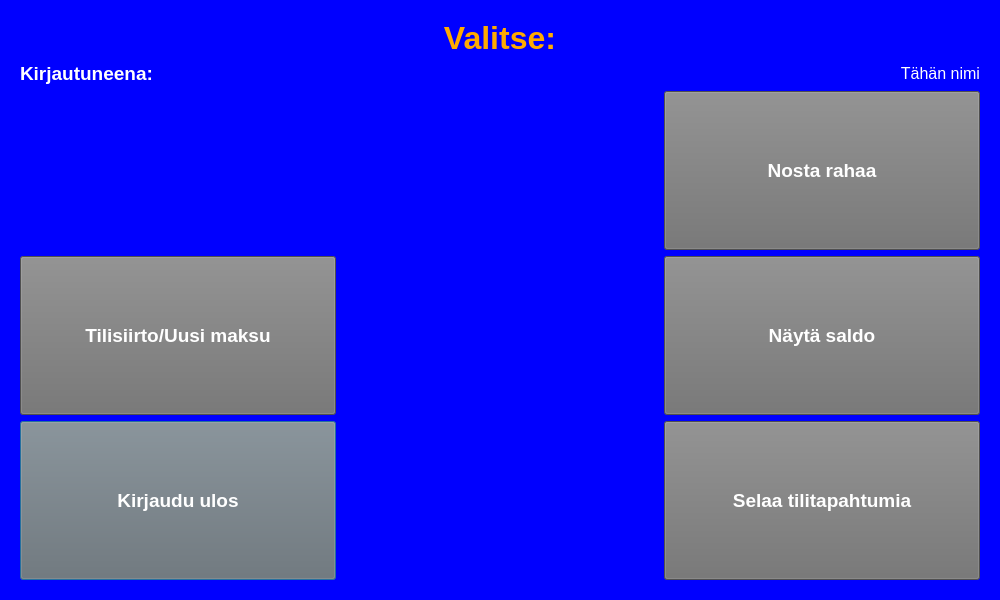
First picture: the form in BankEXE/mainmenu.ui, repository Akllu/BankSimul, before the edit.
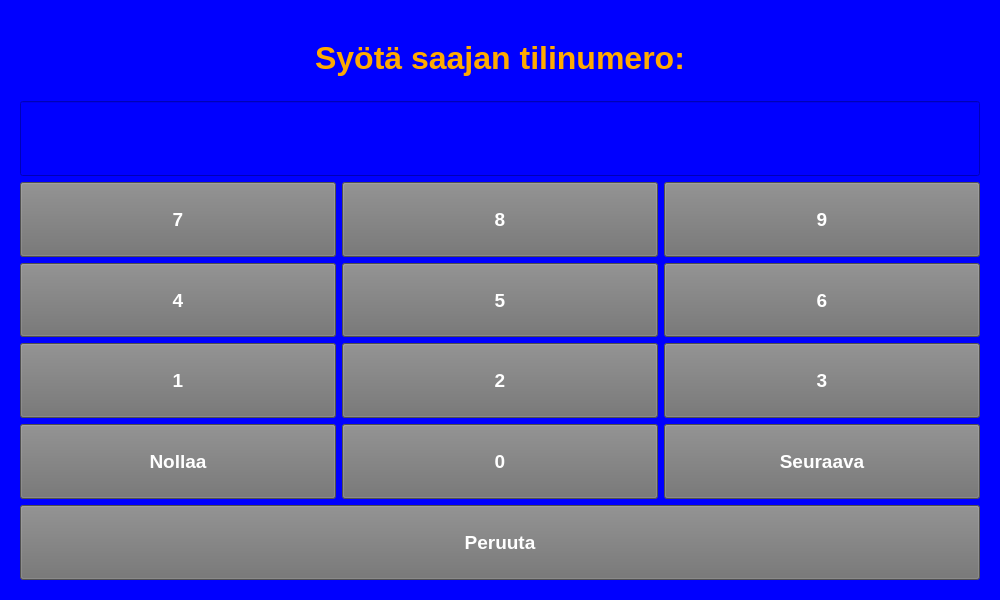
Second picture: the form after the edit. The open tabs and pages were chosen to show the change.

Patch:
```diff
--- a/BankEXE/mainmenu.ui
+++ b/BankEXE/mainmenu.ui
@@ -16,8 +16,8 @@
   <property name="styleSheet">
    <string notr="true">background-color: rgb(0, 0, 255);</string>
   </property>
-  <layout class="QVBoxLayout" name="verticalLayout_2">
-   <item>
+  <layout class="QGridLayout" name="gridLayout_3">
+   <item row="0" column="0">
     <widget class="QStackedWidget" name="stackedWidget">
      <property name="currentIndex">
       <number>0</number>
@@ -84,7 +84,7 @@
            </property>
            <property name="font">
             <font>
-             <pointsize>14</pointsize>
+             <pointsize>16</pointsize>
              <weight>75</weight>
              <bold>true</bold>
             </font>
@@ -154,7 +154,7 @@
           <widget class="QLabel" name="mainNameLabel">
            <property name="font">
             <font>
-             <pointsize>12</pointsize>
+             <pointsize>16</pointsize>
              <weight>50</weight>
              <bold>false</bold>
             </font>
@@ -214,7 +214,7 @@
 color: rgb(255, 255, 255);</string>
            </property>
            <property name="text">
-            <string>Tilisiirto/Uusi maksu</string>
+            <string>Tilisiirto</string>
            </property>
           </widget>
          </item>
@@ -2144,6 +2144,736 @@
        </item>
       </layout>
      </widget>
+     <widget class="QWidget" name="accountNumInsertPage">
+      <layout class="QGridLayout" name="gridLayout_4">
+       <item row="0" column="0" colspan="3">
+        <widget class="QLabel" name="accNumHeaderLabel">
+         <property name="font">
+          <font>
+           <pointsize>24</pointsize>
+           <weight>75</weight>
+           <bold>true</bold>
+          </font>
+         </property>
+         <property name="styleSheet">
+          <string notr="true">color: rgb(255, 170, 0);</string>
+         </property>
+         <property name="text">
+          <string>Syötä saajan tilinumero:</string>
+         </property>
+         <property name="alignment">
+          <set>Qt::AlignCenter</set>
+         </property>
+        </widget>
+       </item>
+       <item row="1" column="0" colspan="3">
+        <widget class="QLineEdit" name="accNumLineEdit">
+         <property name="sizePolicy">
+          <sizepolicy hsizetype="Preferred" vsizetype="Preferred">
+           <horstretch>0</horstretch>
+           <verstretch>0</verstretch>
+          </sizepolicy>
+         </property>
+         <property name="font">
+          <font>
+           <pointsize>22</pointsize>
+           <weight>75</weight>
+           <bold>true</bold>
+          </font>
+         </property>
+         <property name="styleSheet">
+          <string notr="true">color: rgb(255, 255, 255);</string>
+         </property>
+         <property name="maxLength">
+          <number>30</number>
+         </property>
+         <property name="echoMode">
+          <enum>QLineEdit::Normal</enum>
+         </property>
+         <property name="alignment">
+          <set>Qt::AlignCenter</set>
+         </property>
+        </widget>
+       </item>
+       <item row="2" column="0">
+        <widget class="QPushButton" name="accNumButton7">
+         <property name="sizePolicy">
+          <sizepolicy hsizetype="Preferred" vsizetype="Preferred">
+           <horstretch>0</horstretch>
+           <verstretch>0</verstretch>
+          </sizepolicy>
+         </property>
+         <property name="font">
+          <font>
+           <pointsize>14</pointsize>
+           <weight>75</weight>
+           <bold>true</bold>
+          </font>
+         </property>
+         <property name="styleSheet">
+          <string notr="true">background-color: rgb(112, 112, 112);
+color: rgb(255, 255, 255);</string>
+         </property>
+         <property name="text">
+          <string>7</string>
+         </property>
+        </widget>
+       </item>
+       <item row="2" column="1">
+        <widget class="QPushButton" name="accNumButton8">
+         <property name="sizePolicy">
+          <sizepolicy hsizetype="Preferred" vsizetype="Preferred">
+           <horstretch>0</horstretch>
+           <verstretch>0</verstretch>
+          </sizepolicy>
+         </property>
+         <property name="font">
+          <font>
+           <pointsize>14</pointsize>
+           <weight>75</weight>
+           <bold>true</bold>
+          </font>
+         </property>
+         <property name="styleSheet">
+          <string notr="true">background-color: rgb(112, 112, 112);
+color: rgb(255, 255, 255);</string>
+         </property>
+         <property name="text">
+          <string>8</string>
+         </property>
+        </widget>
+       </item>
+       <item row="2" column="2">
+        <widget class="QPushButton" name="accNumButton9">
+         <property name="sizePolicy">
+          <sizepolicy hsizetype="Preferred" vsizetype="Preferred">
+           <horstretch>0</horstretch>
+           <verstretch>0</verstretch>
+          </sizepolicy>
+         </property>
+         <property name="font">
+          <font>
+           <pointsize>14</pointsize>
+           <weight>75</weight>
+           <bold>true</bold>
+          </font>
+         </property>
+         <property name="styleSheet">
+          <string notr="true">background-color: rgb(112, 112, 112);
+color: rgb(255, 255, 255);</string>
+         </property>
+         <property name="text">
+          <string>9</string>
+         </property>
+        </widget>
+       </item>
+       <item row="3" column="0">
+        <widget class="QPushButton" name="accNumButton4">
+         <property name="sizePolicy">
+          <sizepolicy hsizetype="Preferred" vsizetype="Preferred">
+           <horstretch>0</horstretch>
+           <verstretch>0</verstretch>
+          </sizepolicy>
+         </property>
+         <property name="font">
+          <font>
+           <pointsize>14</pointsize>
+           <weight>75</weight>
+           <bold>true</bold>
+          </font>
+         </property>
+         <property name="styleSheet">
+          <string notr="true">background-color: rgb(112, 112, 112);
+color: rgb(255, 255, 255);</string>
+         </property>
+         <property name="text">
+          <string>4</string>
+         </property>
+        </widget>
+       </item>
+       <item row="3" column="1">
+        <widget class="QPushButton" name="accNumButton5">
+         <property name="sizePolicy">
+          <sizepolicy hsizetype="Preferred" vsizetype="Preferred">
+           <horstretch>0</horstretch>
+           <verstretch>0</verstretch>
+          </sizepolicy>
+         </property>
+         <property name="font">
+          <font>
+           <pointsize>14</pointsize>
+           <weight>75</weight>
+           <bold>true</bold>
+          </font>
+         </property>
+         <property name="styleSheet">
+          <string notr="true">background-color: rgb(112, 112, 112);
+color: rgb(255, 255, 255);</string>
+         </property>
+         <property name="text">
+          <string>5</string>
+         </property>
+        </widget>
+       </item>
+       <item row="3" column="2">
+        <widget class="QPushButton" name="accNumButton6">
+         <property name="sizePolicy">
+          <sizepolicy hsizetype="Preferred" vsizetype="Preferred">
+           <horstretch>0</horstretch>
+           <verstretch>0</verstretch>
+          </sizepolicy>
+         </property>
+         <property name="font">
+          <font>
+           <pointsize>14</pointsize>
+           <weight>75</weight>
+           <bold>true</bold>
+          </font>
+         </property>
+         <property name="styleSheet">
+          <string notr="true">background-color: rgb(112, 112, 112);
+color: rgb(255, 255, 255);</string>
+         </property>
+         <property name="text">
+          <string>6</string>
+         </property>
+        </widget>
+       </item>
+       <item row="4" column="0">
+        <widget class="QPushButton" name="accNumButton1">
+         <property name="sizePolicy">
+          <sizepolicy hsizetype="Preferred" vsizetype="Preferred">
+           <horstretch>0</horstretch>
+           <verstretch>0</verstretch>
+          </sizepolicy>
+         </property>
+         <property name="font">
+          <font>
+           <pointsize>14</pointsize>
+           <weight>75</weight>
+           <bold>true</bold>
+          </font>
+         </property>
+         <property name="styleSheet">
+          <string notr="true">background-color: rgb(112, 112, 112);
+color: rgb(255, 255, 255);</string>
+         </property>
+         <property name="text">
+          <string>1</string>
+         </property>
+        </widget>
+       </item>
+       <item row="4" column="1">
+        <widget class="QPushButton" name="accNumButton2">
+         <property name="sizePolicy">
+          <sizepolicy hsizetype="Preferred" vsizetype="Preferred">
+           <horstretch>0</horstretch>
+           <verstretch>0</verstretch>
+          </sizepolicy>
+         </property>
+         <property name="font">
+          <font>
+           <pointsize>14</pointsize>
+           <weight>75</weight>
+           <bold>true</bold>
+          </font>
+         </property>
+         <property name="styleSheet">
+          <string notr="true">background-color: rgb(112, 112, 112);
+color: rgb(255, 255, 255);</string>
+         </property>
+         <property name="text">
+          <string>2</string>
+         </property>
+        </widget>
+       </item>
+       <item row="4" column="2">
+        <widget class="QPushButton" name="accNumButton3">
+         <property name="sizePolicy">
+          <sizepolicy hsizetype="Preferred" vsizetype="Preferred">
+           <horstretch>0</horstretch>
+           <verstretch>0</verstretch>
+          </sizepolicy>
+         </property>
+         <property name="font">
+          <font>
+           <pointsize>14</pointsize>
+           <weight>75</weight>
+           <bold>true</bold>
+          </font>
+         </property>
+         <property name="styleSheet">
+          <string notr="true">background-color: rgb(112, 112, 112);
+color: rgb(255, 255, 255);</string>
+         </property>
+         <property name="text">
+          <string>3</string>
+         </property>
+        </widget>
+       </item>
+       <item row="5" column="0">
+        <widget class="QPushButton" name="accNumClearButton">
+         <property name="sizePolicy">
+          <sizepolicy hsizetype="Preferred" vsizetype="Preferred">
+           <horstretch>0</horstretch>
+           <verstretch>0</verstretch>
+          </sizepolicy>
+         </property>
+         <property name="font">
+          <font>
+           <pointsize>14</pointsize>
+           <weight>75</weight>
+           <bold>true</bold>
+          </font>
+         </property>
+         <property name="styleSheet">
+          <string notr="true">background-color: rgb(112, 112, 112);
+color: rgb(255, 255, 255);</string>
+         </property>
+         <property name="text">
+          <string>Nollaa</string>
+         </property>
+        </widget>
+       </item>
+       <item row="5" column="1">
+        <widget class="QPushButton" name="accNumButton0">
+         <property name="sizePolicy">
+          <sizepolicy hsizetype="Preferred" vsizetype="Preferred">
+           <horstretch>0</horstretch>
+           <verstretch>0</verstretch>
+          </sizepolicy>
+         </property>
+         <property name="font">
+          <font>
+           <pointsize>14</pointsize>
+           <weight>75</weight>
+           <bold>true</bold>
+          </font>
+         </property>
+         <property name="styleSheet">
+          <string notr="true">background-color: rgb(112, 112, 112);
+color: rgb(255, 255, 255);</string>
+         </property>
+         <property name="text">
+          <string>0</string>
+         </property>
+        </widget>
+       </item>
+       <item row="5" column="2">
+        <widget class="QPushButton" name="accNumNextButton">
+         <property name="sizePolicy">
+          <sizepolicy hsizetype="Preferred" vsizetype="Preferred">
+           <horstretch>0</horstretch>
+           <verstretch>0</verstretch>
+          </sizepolicy>
+         </property>
+         <property name="font">
+          <font>
+           <pointsize>14</pointsize>
+           <weight>75</weight>
+           <bold>true</bold>
+          </font>
+         </property>
+         <property name="styleSheet">
+          <string notr="true">background-color: rgb(112, 112, 112);
+color: rgb(255, 255, 255);</string>
+         </property>
+         <property name="text">
+          <string>Seuraava</string>
+         </property>
+        </widget>
+       </item>
+       <item row="6" column="0" colspan="3">
+        <widget class="QPushButton" name="accNumCancelButton">
+         <property name="sizePolicy">
+          <sizepolicy hsizetype="Preferred" vsizetype="Preferred">
+           <horstretch>0</horstretch>
+           <verstretch>0</verstretch>
+          </sizepolicy>
+         </property>
+         <property name="font">
+          <font>
+           <pointsize>14</pointsize>
+           <weight>75</weight>
+           <bold>true</bold>
+          </font>
+         </property>
+         <property name="styleSheet">
+          <string notr="true">background-color: rgb(112, 112, 112);
+color: rgb(255, 255, 255);</string>
+         </property>
+         <property name="text">
+          <string>Peruuta</string>
+         </property>
+        </widget>
+       </item>
+      </layout>
+     </widget>
+     <widget class="QWidget" name="amountInsertPage">
+      <layout class="QGridLayout" name="gridLayout_2">
+       <item row="0" column="0" colspan="3">
+        <widget class="QLabel" name="amountInsertHeaderLabel">
+         <property name="font">
+          <font>
+           <pointsize>24</pointsize>
+           <weight>75</weight>
+           <bold>true</bold>
+          </font>
+         </property>
+         <property name="styleSheet">
+          <string notr="true">color: rgb(255, 170, 0);</string>
+         </property>
+         <property name="text">
+          <string>Syötä siirrettävä summa:</string>
+         </property>
+         <property name="alignment">
+          <set>Qt::AlignCenter</set>
+         </property>
+        </widget>
+       </item>
+       <item row="1" column="0" colspan="3">
+        <widget class="QLineEdit" name="amountInsertLineEdit">
+         <property name="sizePolicy">
+          <sizepolicy hsizetype="Preferred" vsizetype="Preferred">
+           <horstretch>0</horstretch>
+           <verstretch>0</verstretch>
+          </sizepolicy>
+         </property>
+         <property name="font">
+          <font>
+           <pointsize>22</pointsize>
+           <weight>75</weight>
+           <bold>true</bold>
+          </font>
+         </property>
+         <property name="styleSheet">
+          <string notr="true">color: rgb(255, 255, 255);</string>
+         </property>
+         <property name="maxLength">
+          <number>4</number>
+         </property>
+         <property name="echoMode">
+          <enum>QLineEdit::Password</enum>
+         </property>
+         <property name="alignment">
+          <set>Qt::AlignCenter</set>
+         </property>
+        </widget>
+       </item>
+       <item row="2" column="0">
+        <widget class="QPushButton" name="amountInsertButton7">
+         <property name="sizePolicy">
+          <sizepolicy hsizetype="Preferred" vsizetype="Preferred">
+           <horstretch>0</horstretch>
+           <verstretch>0</verstretch>
+          </sizepolicy>
+         </property>
+         <property name="font">
+          <font>
+           <pointsize>14</pointsize>
+           <weight>75</weight>
+           <bold>true</bold>
+          </font>
+         </property>
+         <property name="styleSheet">
+          <string notr="true">background-color: rgb(112, 112, 112);
+color: rgb(255, 255, 255);</string>
+         </property>
+         <property name="text">
+          <string>7</string>
+         </property>
+        </widget>
+       </item>
+       <item row="2" column="1">
+        <widget class="QPushButton" name="amountInsertButton8">
+         <property name="sizePolicy">
+          <sizepolicy hsizetype="Preferred" vsizetype="Preferred">
+           <horstretch>0</horstretch>
+           <verstretch>0</verstretch>
+          </sizepolicy>
+         </property>
+         <property name="font">
+          <font>
+           <pointsize>14</pointsize>
+           <weight>75</weight>
+           <bold>true</bold>
+          </font>
+         </property>
+         <property name="styleSheet">
+          <string notr="true">background-color: rgb(112, 112, 112);
+color: rgb(255, 255, 255);</string>
+         </property>
+         <property name="text">
+          <string>8</string>
+         </property>
+        </widget>
+       </item>
+       <item row="2" column="2">
+        <widget class="QPushButton" name="amountInsertButton9">
+         <property name="sizePolicy">
+          <sizepolicy hsizetype="Preferred" vsizetype="Preferred">
+           <horstretch>0</horstretch>
+           <verstretch>0</verstretch>
+          </sizepolicy>
+         </property>
+         <property name="font">
+          <font>
+           <pointsize>14</pointsize>
+           <weight>75</weight>
+           <bold>true</bold>
+          </font>
+         </property>
+         <property name="styleSheet">
+          <string notr="true">background-color: rgb(112, 112, 112);
+color: rgb(255, 255, 255);</string>
+         </property>
+         <property name="text">
+          <string>9</string>
+         </property>
+        </widget>
+       </item>
+       <item row="3" column="0">
+        <widget class="QPushButton" name="amountInsertButton4">
+         <property name="sizePolicy">
+          <sizepolicy hsizetype="Preferred" vsizetype="Preferred">
+           <horstretch>0</horstretch>
+           <verstretch>0</verstretch>
+          </sizepolicy>
+         </property>
+         <property name="font">
+          <font>
+           <pointsize>14</pointsize>
+           <weight>75</weight>
+           <bold>true</bold>
+          </font>
+         </property>
+         <property name="styleSheet">
+          <string notr="true">background-color: rgb(112, 112, 112);
+color: rgb(255, 255, 255);</string>
+         </property>
+         <property name="text">
+          <string>4</string>
+         </property>
+        </widget>
+       </item>
+       <item row="3" column="1">
+        <widget class="QPushButton" name="amountInsertButton5">
+         <property name="sizePolicy">
+          <sizepolicy hsizetype="Preferred" vsizetype="Preferred">
+           <horstretch>0</horstretch>
+           <verstretch>0</verstretch>
+          </sizepolicy>
+         </property>
+         <property name="font">
+          <font>
+           <pointsize>14</pointsize>
+           <weight>75</weight>
+           <bold>true</bold>
+          </font>
+         </property>
+         <property name="styleSheet">
+          <string notr="true">background-color: rgb(112, 112, 112);
+color: rgb(255, 255, 255);</string>
+         </property>
+         <property name="text">
+          <string>5</string>
+         </property>
+        </widget>
+       </item>
+       <item row="3" column="2">
+        <widget class="QPushButton" name="amountInsertButton6">
+         <property name="sizePolicy">
+          <sizepolicy hsizetype="Preferred" vsizetype="Preferred">
+           <horstretch>0</horstretch>
+           <verstretch>0</verstretch>
+          </sizepolicy>
+         </property>
+         <property name="font">
+          <font>
+           <pointsize>14</pointsize>
+           <weight>75</weight>
+           <bold>true</bold>
+          </font>
+         </property>
+         <property name="styleSheet">
+          <string notr="true">background-color: rgb(112, 112, 112);
+color: rgb(255, 255, 255);</string>
+         </property>
+         <property name="text">
+          <string>6</string>
+         </property>
+        </widget>
+       </item>
+       <item row="4" column="0">
+        <widget class="QPushButton" name="amountInsertButton1">
+         <property name="sizePolicy">
+          <sizepolicy hsizetype="Preferred" vsizetype="Preferred">
+           <horstretch>0</horstretch>
+           <verstretch>0</verstretch>
+          </sizepolicy>
+         </property>
+         <property name="font">
+          <font>
+           <pointsize>14</pointsize>
+           <weight>75</weight>
+           <bold>true</bold>
+          </font>
+         </property>
+         <property name="styleSheet">
+          <string notr="true">background-color: rgb(112, 112, 112);
+color: rgb(255, 255, 255);</string>
+         </property>
+         <property name="text">
+          <string>1</string>
+         </property>
+        </widget>
+       </item>
+       <item row="4" column="1">
+        <widget class="QPushButton" name="amountInsertButton2">
+         <property name="sizePolicy">
+          <sizepolicy hsizetype="Preferred" vsizetype="Preferred">
+           <horstretch>0</horstretch>
+           <verstretch>0</verstretch>
+          </sizepolicy>
+         </property>
+         <property name="font">
+          <font>
+           <pointsize>14</pointsize>
+           <weight>75</weight>
+           <bold>true</bold>
+          </font>
+         </property>
+         <property name="styleSheet">
+          <string notr="true">background-color: rgb(112, 112, 112);
+color: rgb(255, 255, 255);</string>
+         </property>
+         <property name="text">
+          <string>2</string>
+         </property>
+        </widget>
+       </item>
+       <item row="4" column="2">
+        <widget class="QPushButton" name="amountInsertButton3">
+         <property name="sizePolicy">
+          <sizepolicy hsizetype="Preferred" vsizetype="Preferred">
+           <horstretch>0</horstretch>
+           <verstretch>0</verstretch>
+          </sizepolicy>
+         </property>
+         <property name="font">
+          <font>
+           <pointsize>14</pointsize>
+           <weight>75</weight>
+           <bold>true</bold>
+          </font>
+         </property>
+         <property name="styleSheet">
+          <string notr="true">background-color: rgb(112, 112, 112);
+color: rgb(255, 255, 255);</string>
+         </property>
+         <property name="text">
+          <string>3</string>
+         </property>
+        </widget>
+       </item>
+       <item row="5" column="0">
+        <widget class="QPushButton" name="amountInsertClearButton">
+         <property name="sizePolicy">
+          <sizepolicy hsizetype="Preferred" vsizetype="Preferred">
+           <horstretch>0</horstretch>
+           <verstretch>0</verstretch>
+          </sizepolicy>
+         </property>
+         <property name="font">
+          <font>
+           <pointsize>14</pointsize>
+           <weight>75</weight>
+           <bold>true</bold>
+          </font>
+         </property>
+         <property name="styleSheet">
+          <string notr="true">background-color: rgb(112, 112, 112);
+color: rgb(255, 255, 255);</string>
+         </property>
+         <property name="text">
+          <string>Nollaa</string>
+         </property>
+        </widget>
+       </item>
+       <item row="5" column="1">
+        <widget class="QPushButton" name="amountInsertButton0">
+         <property name="sizePolicy">
+          <sizepolicy hsizetype="Preferred" vsizetype="Preferred">
+           <horstretch>0</horstretch>
+           <verstretch>0</verstretch>
+          </sizepolicy>
+         </property>
+         <property name="font">
+          <font>
+           <pointsize>14</pointsize>
+           <weight>75</weight>
+           <bold>true</bold>
+          </font>
+         </property>
+         <property name="styleSheet">
+          <string notr="true">background-color: rgb(112, 112, 112);
+color: rgb(255, 255, 255);</string>
+         </property>
+         <property name="text">
+          <string>0</string>
+         </property>
+        </widget>
+       </item>
+       <item row="5" column="2">
+        <widget class="QPushButton" name="amountInsertNextButton">
+         <property name="sizePolicy">
+          <sizepolicy hsizetype="Preferred" vsizetype="Preferred">
+           <horstretch>0</horstretch>
+           <verstretch>0</verstretch>
+          </sizepolicy>
+         </property>
+         <property name="font">
+          <font>
+           <pointsize>14</pointsize>
+           <weight>75</weight>
+           <bold>true</bold>
+          </font>
+         </property>
+         <property name="styleSheet">
+          <string notr="true">background-color: rgb(112, 112, 112);
+color: rgb(255, 255, 255);</string>
+         </property>
+         <property name="text">
+          <string>Seuraava</string>
+         </property>
+        </widget>
+       </item>
+       <item row="6" column="0" colspan="3">
+        <widget class="QPushButton" name="amountInsertCancelButton">
+         <property name="sizePolicy">
+          <sizepolicy hsizetype="Preferred" vsizetype="Preferred">
+           <horstretch>0</horstretch>
+           <verstretch>0</verstretch>
+          </sizepolicy>
+         </property>
+         <property name="font">
+          <font>
+           <pointsize>14</pointsize>
+           <weight>75</weight>
+           <bold>true</bold>
+          </font>
+         </property>
+         <property name="styleSheet">
+          <string notr="true">background-color: rgb(112, 112, 112);
+color: rgb(255, 255, 255);</string>
+         </property>
+         <property name="text">
+          <string>Peruuta</string>
+         </property>
+        </widget>
+       </item>
+      </layout>
+     </widget>
      <widget class="QWidget" name="otherWithdrawPage">
       <layout class="QGridLayout" name="gridLayout">
        <item row="0" column="0" colspan="3">
```
Left out of the diff: 297 changed lines with no effect on the pictures.
